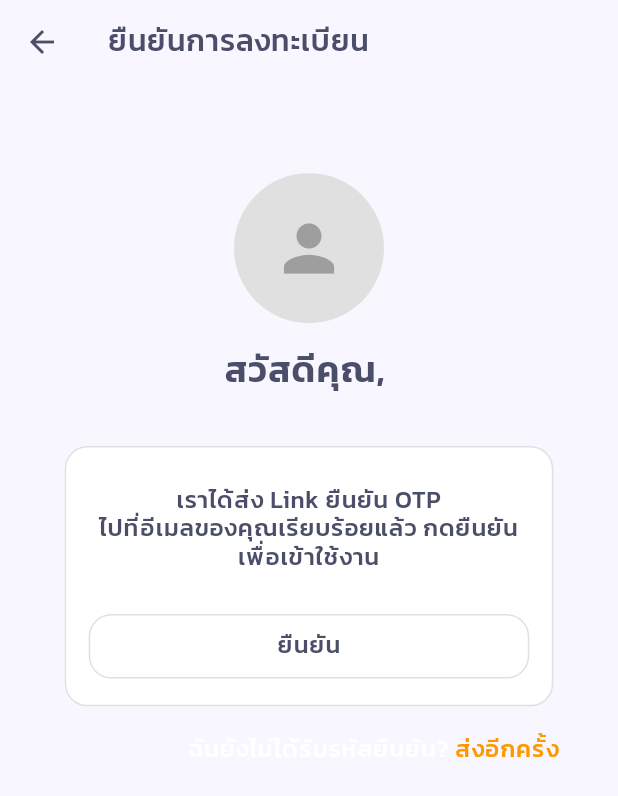
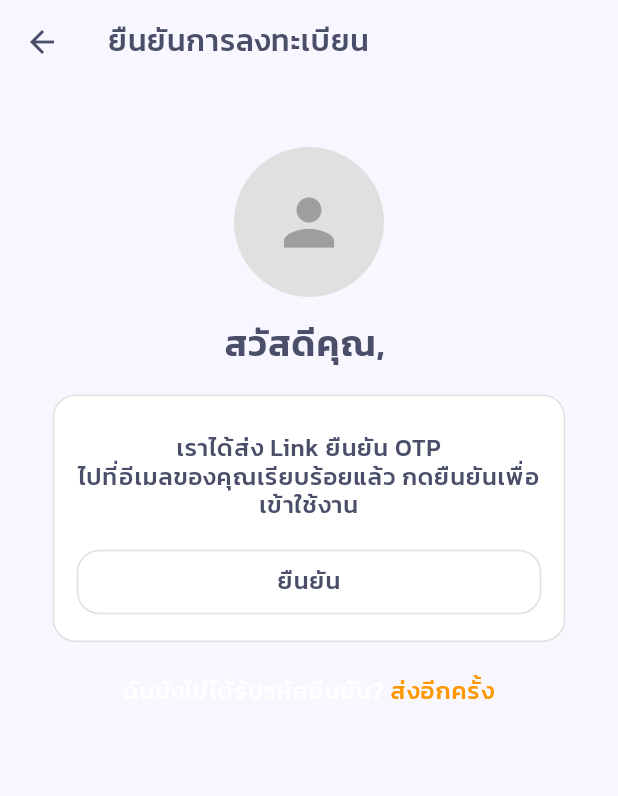
Before and after one commit to pumpkinn7/vocabtree, a Flutter app: the OTPVerificationScreen screen opened by its route, on a phone screen of 412 x 824 dp. Shown: the top 796 px of the screen. Run offline on Flutter 3.47's test engine with Material 3 defaults, Android fonts, the phone set to English and light mode, and no system bars; our stand-ins replace card_swiper, cloud_firestore, firebase_auth, firebase_core, firebase_storage, fl_chart and 5 more; missing offline and left inert: day_night_switcher, translator; accounts and stored records are empty; network calls fail.

Commit message:
fixible layout for multi resolution

```diff
--- a/lib/core/utils/responsive_helper.dart
+++ b/lib/core/utils/responsive_helper.dart
@@ -1,36 +1,56 @@
 import 'package:flutter/material.dart';
 
 class ResponsiveHelper {
+  // Standard Material Design breakpoints
+  static const double kMobileBreakpoint = 600; // Mobile breakpoint is < 600dp
+  static const double kTabletBreakpoint = 1024; // Tablet is 600dp-1024dp
+  static const double kDesktopBreakpoint = 1440; // Desktop is >= 1024dp
+
   static double getScreenWidth(BuildContext context) =>
       MediaQuery.of(context).size.width;
   static double getScreenHeight(BuildContext context) =>
       MediaQuery.of(context).size.height;
 
-  // Responsive width factors
+  // Device type detection
+  static bool isMobile(BuildContext context) =>
+      getScreenWidth(context) < kMobileBreakpoint;
+  static bool isTablet(BuildContext context) =>
+      getScreenWidth(context) >= kMobileBreakpoint &&
+      getScreenWidth(context) < kTabletBreakpoint;
+  static bool isDesktop(BuildContext context) =>
+      getScreenWidth(context) >= kTabletBreakpoint;
+
+  // Responsive width factors according to Material Design
   static double getContentWidth(BuildContext context) {
-    double screenWidth = MediaQuery.of(context).size.width;
-    // ปรับขนาดความกว้างของเนื้อหาตามขนาดหน้าจอ
-    if (screenWidth > 1200) {
-      return 0.4; // 40% of screen width for large screens
-    } else if (screenWidth > 800) {
-      return 0.6; // 60% of screen width for medium screens
+    double screenWidth = getScreenWidth(context);
+
+    if (screenWidth >= kTabletBreakpoint) {
+      return 0.6; // 60% width for desktop (with max width constraint applied elsewhere)
+    } else if (screenWidth >= kMobileBreakpoint) {
+      return 0.75; // 75% width for tablets
     } else {
-      return 0.9; // 90% of screen width for small screens
+      return 0.92; // 92% width for mobile
     }
   }
 
-  // Dynamic padding
+  // Standard Material Design padding (using 8dp grid)
   static EdgeInsets getScreenPadding(BuildContext context) {
-    double screenWidth = MediaQuery.of(context).size.width;
-    double horizontalPadding = screenWidth * 0.05;
-    double verticalPadding =
-        getVerticalSpacing(context) * 0.5; // ลดระยะห่างด้านบนลงครึ่งหนึ่ง
+    double screenWidth = getScreenWidth(context);
+    double horizontalPadding;
+    double verticalPadding;
 
-    // ปรับ padding ตามขนาดหน้าจอ
-    if (screenWidth > 1200) {
-      horizontalPadding = screenWidth * 0.2; // 20% padding for large screens
-    } else if (screenWidth > 800) {
-      horizontalPadding = screenWidth * 0.1; // 10% padding for medium screens
+    if (screenWidth >= kTabletBreakpoint) {
+      // Desktop
+      horizontalPadding = 24.0;
+      verticalPadding = 24.0;
+    } else if (screenWidth >= kMobileBreakpoint) {
+      // Tablet
+      horizontalPadding = 24.0;
+      verticalPadding = 16.0;
+    } else {
+      // Mobile
+      horizontalPadding = 16.0;
+      verticalPadding = 16.0;
     }
 
     return EdgeInsets.symmetric(
@@ -39,19 +59,29 @@ class ResponsiveHelper {
     );
   }
 
-  // Responsive spacing
+  // Standard Material Design element spacing
   static double getVerticalSpacing(BuildContext context) {
-    double screenHeight = MediaQuery.of(context).size.height;
-    // ปรับลดค่าเปอร์เซ็นต์ลงตามขนาดหน้าจอ
-    if (screenHeight > 1200) {
-      return screenHeight * 0.03; // 3% for large screens
-    } else if (screenHeight > 800) {
-      return screenHeight * 0.04; // 4% for medium screens
+    double screenWidth = getScreenWidth(context);
+
+    if (screenWidth >= kTabletBreakpoint) {
+      return 24.0; // Standard spacing for desktop
+    } else if (screenWidth >= kMobileBreakpoint) {
+      return 16.0; // Standard spacing for tablet
     } else {
-      return screenHeight * 0.05; // 5% for small screens
+      return 16.0; // Standard spacing for mobile
     }
+  }
+
+  // Maximum content width following Material Design recommendations
+  static double getMaxContentWidth(BuildContext context) {
+    return 1200.0; // Standard maximum content width
   }
 
   static double getImageHeight(BuildContext context) =>
       getScreenHeight(context) * 0.2;
+
+  // Standard padding values per Material Design
+  static const EdgeInsets kDefaultPadding = EdgeInsets.all(16.0);
+  static const EdgeInsets kSmallPadding = EdgeInsets.all(8.0);
+  static const EdgeInsets kLargePadding = EdgeInsets.all(24.0);
 }
--- a/lib/features/auth/screens/otp_verification_screen.dart
+++ b/lib/features/auth/screens/otp_verification_screen.dart
@@ -125,9 +125,9 @@ class _OTPVerificationScreenState extends State<OTPVerificationScreen> {
                     ),
                   ),
                   Align(
-                    alignment: Alignment.centerRight,
+                    alignment: Alignment.center,
                     child: Padding(
-                      padding: const EdgeInsets.only(top: 16),
+                      padding: const EdgeInsets.only(top: 20),
                       child: ResendLink(onResend: _handleResendVerification),
                     ),
                   ),
--- a/lib/features/auth/widgets/register/password_field.dart
+++ b/lib/features/auth/widgets/register/password_field.dart
@@ -7,6 +7,8 @@ class PasswordField extends StatelessWidget {
   final VoidCallback toggleVisibility;
   final bool isConfirmField;
   final String? passwordToMatch;
+  // เพิ่ม controller ของอีกฟิลด์หนึ่งเพื่อเข้าถึงค่าปัจจุบัน
+  final TextEditingController? otherPasswordController;
 
   const PasswordField({
     super.key,
@@ -15,6 +17,7 @@ class PasswordField extends StatelessWidget {
     required this.toggleVisibility,
     this.isConfirmField = false,
     this.passwordToMatch,
+    this.otherPasswordController,
   });
 
   @override
@@ -40,7 +43,14 @@ class PasswordField extends StatelessWidget {
           return 'รหัสผ่านต้องมีอย่างน้อย 6 ตัวอักษร';
         }
 
-        if (isConfirmField &&
+        // เช็คโดยใช้ค่าปัจจุบันจาก controller
+        if (isConfirmField && otherPasswordController != null) {
+          if (value != otherPasswordController!.text) {
+            return 'รหัสผ่านไม่ตรงกัน';
+          }
+        }
+        // คงไว้สำหรับความเข้ากันได้กับโค้ดเดิม
+        else if (isConfirmField &&
             passwordToMatch != null &&
             value != passwordToMatch) {
           return 'รหัสผ่านไม่ตรงกัน';
--- a/lib/features/auth/widgets/register/register_form.dart
+++ b/lib/features/auth/widgets/register/register_form.dart
@@ -69,6 +69,14 @@ class _RegisterFormState extends State<RegisterForm> {
   }
 
   void _handleSubmit() {
+    // เพิ่มการตรวจสอบรหัสผ่านก่อนส่งฟอร์ม
+    if (_passwordController.text != _confirmPasswordController.text) {
+      ScaffoldMessenger.of(context).showSnackBar(
+        const SnackBar(content: Text('รหัสผ่านและยืนยันรหัสผ่านไม่ตรงกัน')),
+      );
+      return;
+    }
+
     widget.onSubmit(
       username: _usernameController.text,
       email: _emailController.text,
@@ -107,7 +115,7 @@ class _RegisterFormState extends State<RegisterForm> {
             obscureText: _obscureConfirmPassword,
             toggleVisibility: _toggleConfirmPasswordVisibility,
             isConfirmField: true,
-            passwordToMatch: _passwordController.text,
+            otherPasswordController: _passwordController,
           ),
           SizedBox(height: verticalSpacing * 1.2),
           RegisterButton(
```
